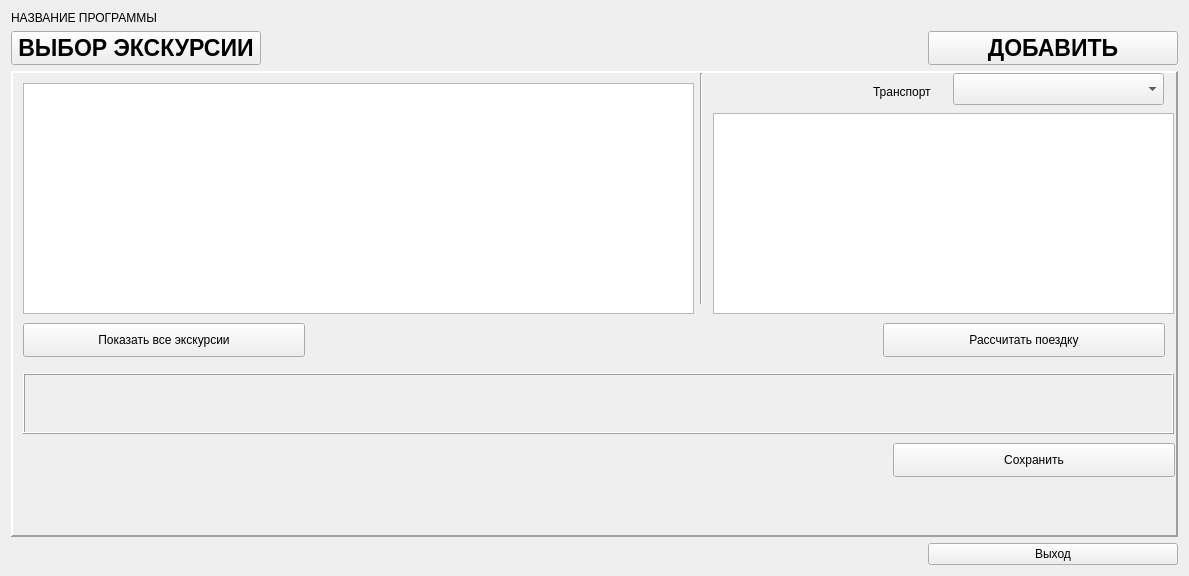
This is excursion/widget.ui in mary-anitikin/excursion_book as Qt 5 draws it before an edit. The edited form follows.
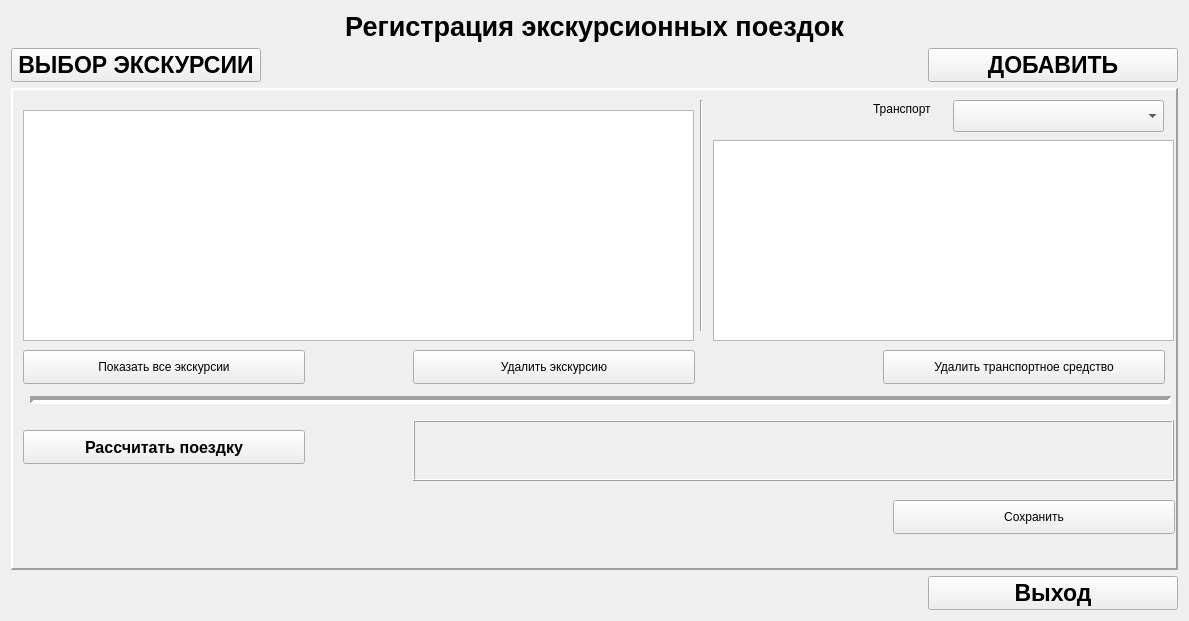
This is the edited form. The open tabs and pages were chosen to show the change.

Commit message: Кнопки удаления. заполнение транспорта в отдельный слот. Заполнение таблиц данными (из ТЗ). Убрала лишние комментарии (остался один qdebug - убрать позже).

Patch:
```diff
--- a/excursion/widget.ui
+++ b/excursion/widget.ui
@@ -7,7 +7,7 @@
     <x>0</x>
     <y>0</y>
     <width>1189</width>
-    <height>576</height>
+    <height>621</height>
    </rect>
   </property>
   <property name="windowTitle">
@@ -16,8 +16,19 @@
   <layout class="QGridLayout" name="gridLayout">
    <item row="0" column="0" colspan="4">
     <widget class="QLabel" name="label">
+     <property name="font">
+      <font>
+       <pointsize>20</pointsize>
+       <weight>75</weight>
+       <bold>true</bold>
+       <kerning>true</kerning>
+      </font>
+     </property>
      <property name="text">
-      <string>НАЗВАНИЕ ПРОГРАММЫ</string>
+      <string>Регистрация экскурсионных поездок</string>
+     </property>
+     <property name="alignment">
+      <set>Qt::AlignCenter</set>
      </property>
     </widget>
    </item>
@@ -30,6 +41,13 @@
    </item>
    <item row="3" column="3">
     <widget class="QPushButton" name="pushButton_3">
+     <property name="font">
+      <font>
+       <pointsize>17</pointsize>
+       <weight>75</weight>
+       <bold>true</bold>
+      </font>
+     </property>
      <property name="text">
       <string>Выход</string>
      </property>
@@ -108,7 +126,7 @@
        <property name="geometry">
         <rect>
          <x>880</x>
-         <y>370</y>
+         <y>410</y>
          <width>282</width>
          <height>34</height>
         </rect>
@@ -121,7 +139,7 @@
        <property name="geometry">
         <rect>
          <x>10</x>
-         <y>10</y>
+         <y>20</y>
          <width>671</width>
          <height>231</height>
         </rect>
@@ -144,7 +162,7 @@
        <property name="geometry">
         <rect>
          <x>940</x>
-         <y>0</y>
+         <y>10</y>
          <width>211</width>
          <height>32</height>
         </rect>
@@ -154,7 +172,7 @@
        <property name="geometry">
         <rect>
          <x>680</x>
-         <y>0</y>
+         <y>10</y>
          <width>16</width>
          <height>231</height>
         </rect>
@@ -167,7 +185,7 @@
        <property name="geometry">
         <rect>
          <x>700</x>
-         <y>40</y>
+         <y>50</y>
          <width>461</width>
          <height>201</height>
         </rect>
@@ -176,12 +194,19 @@
       <widget class="QPushButton" name="PB_CalcTour">
        <property name="geometry">
         <rect>
-         <x>870</x>
-         <y>250</y>
+         <x>10</x>
+         <y>340</y>
          <width>282</width>
          <height>34</height>
         </rect>
        </property>
+       <property name="font">
+        <font>
+         <pointsize>12</pointsize>
+         <weight>75</weight>
+         <bold>true</bold>
+        </font>
+       </property>
        <property name="text">
         <string>Рассчитать поездку</string>
        </property>
@@ -189,9 +214,9 @@
       <widget class="QLabel" name="label_res">
        <property name="geometry">
         <rect>
-         <x>10</x>
-         <y>300</y>
-         <width>1151</width>
+         <x>400</x>
+         <y>330</y>
+         <width>761</width>
          <height>61</height>
         </rect>
        </property>
@@ -218,7 +243,7 @@
        <property name="geometry">
         <rect>
          <x>10</x>
-         <y>250</y>
+         <y>260</y>
          <width>282</width>
          <height>34</height>
         </rect>
@@ -227,6 +252,48 @@
         <string>Показать все экскурсии</string>
        </property>
       </widget>
+      <widget class="QPushButton" name="PB_DeleteTour">
+       <property name="geometry">
+        <rect>
+         <x>400</x>
+         <y>260</y>
+         <width>282</width>
+         <height>34</height>
+        </rect>
+       </property>
+       <property name="text">
+        <string>Удалить экскурсию</string>
+       </property>
+      </widget>
+      <widget class="QPushButton" name="PB_DeleteTr">
+       <property name="geometry">
+        <rect>
+         <x>870</x>
+         <y>260</y>
+         <width>282</width>
+         <height>34</height>
+        </rect>
+       </property>
+       <property name="text">
+        <string>Удалить транспортное средство</string>
+       </property>
+      </widget>
+      <widget class="Line" name="line_4">
+       <property name="geometry">
+        <rect>
+         <x>17</x>
+         <y>300</y>
+         <width>1141</width>
+         <height>20</height>
+        </rect>
+       </property>
+       <property name="lineWidth">
+        <number>4</number>
+       </property>
+       <property name="orientation">
+        <enum>Qt::Horizontal</enum>
+       </property>
+      </widget>
      </widget>
      <widget class="QWidget" name="page_2">
       <widget class="QTableView" name="tV_typeTr">
```
Left out of the diff: 27 changed lines with no effect on the pictures. The commit also changes 4 other files.
